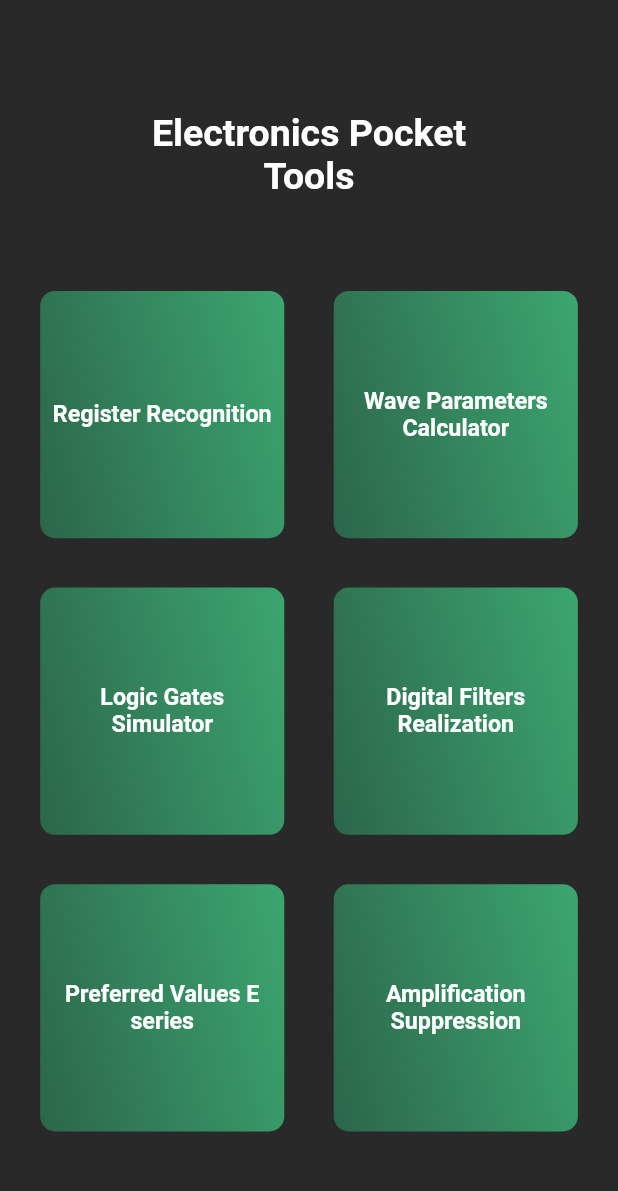
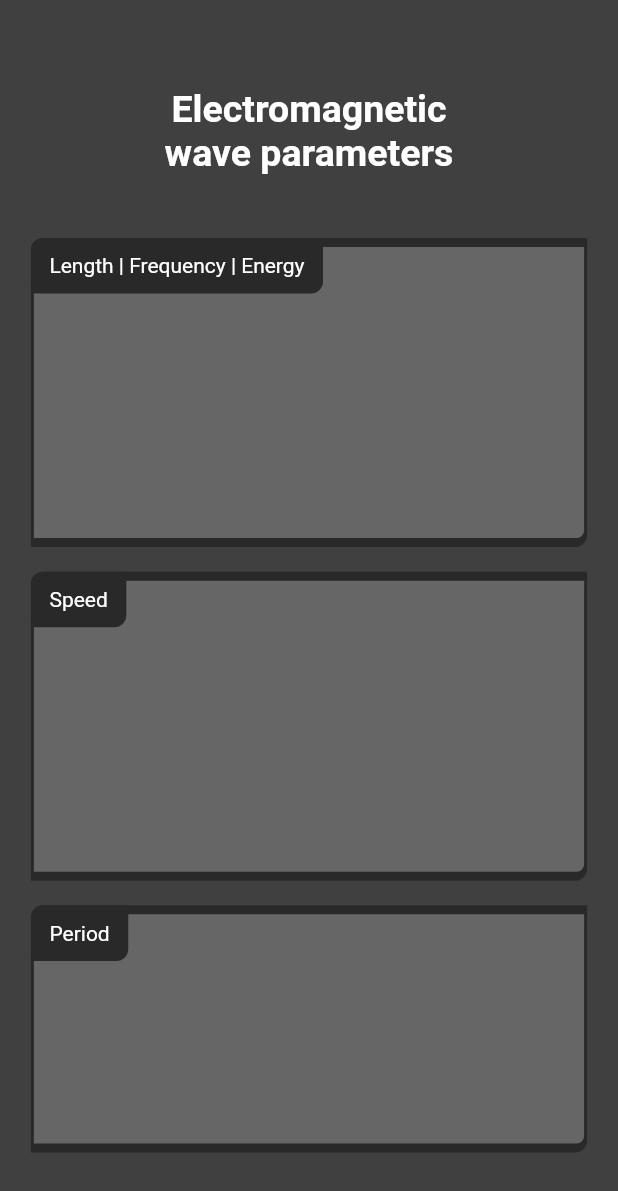
Before and after one commit to Pumaxx/ElectronicsPocketTools-Flutter, a Flutter app: the screen it shows after launch, on a phone screen of 412 x 824 dp. Shown: the top 1191 px of the screen. Run offline on Flutter 3.47's test engine with Material 2 defaults, Android fonts, the light colour scheme and no system bars; drawn by our look-alikes of auto_size_text.

Commit message:
UI Refactor
- added responsive font size
- added tool container Class
- added tool container title Class
- organised structure of UI
- added Electromagnetic wave parameters UI base

```diff
--- a/lib/colors.dart
+++ b/lib/UI/UI_recorces/colors.dart
@@ -10,7 +10,7 @@ class CustomColors {
   final containerResult = const Color(0xFF2baf6c);
   final containerResultOutput = const Color(0xFF40b77b);
   final buttonColor = const Color(0xFF228c56);
-  final backgroundFragment = const Color(0xFF404040);
+  final backgroundTool = const Color(0xFF404040);
 
   final buttonGradienStart = const Color(0xFF2c664a);
   final buttonGradienEnd = const Color(0xFF40b77b);
--- /dev/null
+++ b/lib/UI/UI_recorces/tool_containers.dart
@@ -0,0 +1,68 @@
+import 'package:flutter/material.dart';
+import 'package:auto_size_text/auto_size_text.dart';
+
+import '../../main_menu.dart';
+
+class TollContainer extends StatelessWidget {
+  final double? height;
+  final double? width;
+  final Widget? child;
+
+  const TollContainer(
+      {Key? key, @required this.height, @required this.width, this.child})
+      : super(key: key);
+
+  @override
+  Widget build(BuildContext context) {
+    return Container(
+      height: height,
+      width: width,
+      decoration: BoxDecoration(
+        color: customColors.main,
+        borderRadius: const BorderRadius.only(
+            topLeft: Radius.circular(8.0), bottomRight: Radius.circular(8.0)),
+      ),
+      child: Container(
+        margin: const EdgeInsets.symmetric(horizontal: 2.0, vertical: 6.0),
+        decoration: BoxDecoration(
+          color: customColors.secondary,
+          borderRadius: const BorderRadius.only(
+              topLeft: Radius.circular(5.0), bottomRight: Radius.circular(5.0)),
+        ),
+        child: child,
+      ),
+    );
+  }
+}
+
+class TollContainerTitleBar extends StatelessWidget {
+  const TollContainerTitleBar(
+      {@required this.title,
+      @required this.screenHeight,
+      @required this.screenWidth,
+      super.key});
+  final String? title;
+  final double? screenHeight;
+  final double? screenWidth;
+
+  @override
+  Widget build(BuildContext context) {
+    return Container(
+      height: screenHeight! * 0.045,
+      decoration: BoxDecoration(
+        color: customColors.main,
+        borderRadius: const BorderRadius.only(
+            topLeft: Radius.circular(8.0), bottomRight: Radius.circular(8.0)),
+      ),
+      child: Center(
+        child: Padding(
+          padding: EdgeInsets.symmetric(horizontal: screenWidth! * 0.03),
+          child: AutoSizeText(
+            title!,
+            maxLines: 1,
+          ),
+        ),
+      ),
+    );
+  }
+}
--- a/lib/home_page.dart
+++ b/lib/UI/home_page.dart
@@ -1,58 +1,5 @@
 import 'package:flutter/material.dart';
-import 'main_menu.dart';
-
-class MenuButton extends StatefulWidget {
-  final String? buttonText;
-  final double? screenHeight;
-  final double? screenWidth;
-  const MenuButton(
-      {Key? key,
-      @required this.buttonText,
-      @required this.screenHeight,
-      @required this.screenWidth})
-      : super(key: key);
-
-  @override
-  State<MenuButton> createState() => _MenuButtonState();
-}
-
-class _MenuButtonState extends State<MenuButton> {
-  @override
-  Widget build(BuildContext context) {
-    return Container(
-      height: widget.screenHeight! * 0.2,
-      width: widget.screenHeight! * 0.2,
-      decoration: BoxDecoration(
-        borderRadius: const BorderRadius.all(Radius.circular(10.0)),
-        gradient: LinearGradient(
-          begin: Alignment.bottomLeft,
-          end: const Alignment(2.0, 0.2),
-          colors: [
-            customColors.buttonGradienStart,
-            customColors.buttonGradienEnd,
-          ],
-        ),
-      ),
-      child: TextButton(
-        onPressed: () {},
-        style: ElevatedButton.styleFrom(
-          backgroundColor: Colors.transparent,
-          foregroundColor: Colors.white,
-          textStyle: const TextStyle(
-            fontSize: 15.5,
-            fontWeight: FontWeight.bold,
-          ),
-        ),
-        child: Flexible(
-          child: Text(
-            widget.buttonText!,
-            textAlign: TextAlign.center,
-          ),
-        ),
-      ),
-    );
-  }
-}
+import '../main_menu.dart';
 
 class HomePage extends StatefulWidget {
   const HomePage({super.key});
@@ -78,9 +25,9 @@ class _HomePageState extends State<HomePage> {
             SizedBox(height: screenHeight * 0.09),
             Row(
               children: [
-                const Expanded(child: SizedBox()),
+                SizedBox(width: screenWidth * 0.25),
                 SizedBox(
-                  width: screenWidth * 0.53,
+                  width: screenWidth * 0.5,
                   child: const Center(
                     child: Text(
                       "Electronics Pocket Tools",
@@ -92,7 +39,7 @@ class _HomePageState extends State<HomePage> {
                     ),
                   ),
                 ),
-                const Expanded(child: SizedBox()),
+                SizedBox(width: screenWidth * 0.25),
               ],
             ),
             SizedBox(height: screenHeight * 0.075),
@@ -153,3 +100,56 @@ class _HomePageState extends State<HomePage> {
     );
   }
 }
+
+class MenuButton extends StatefulWidget {
+  final String? buttonText;
+  final double? screenHeight;
+  final double? screenWidth;
+  const MenuButton(
+      {Key? key,
+      @required this.buttonText,
+      @required this.screenHeight,
+      @required this.screenWidth})
+      : super(key: key);
+
+  @override
+  State<MenuButton> createState() => _MenuButtonState();
+}
+
+class _MenuButtonState extends State<MenuButton> {
+  @override
+  Widget build(BuildContext context) {
+    return Container(
+      height: widget.screenHeight! * 0.2,
+      width: widget.screenHeight! * 0.2,
+      decoration: BoxDecoration(
+        borderRadius: const BorderRadius.all(Radius.circular(10.0)),
+        gradient: LinearGradient(
+          begin: Alignment.bottomLeft,
+          end: const Alignment(2.0, 0.2),
+          colors: [
+            customColors.buttonGradienStart,
+            customColors.buttonGradienEnd,
+          ],
+        ),
+      ),
+      child: TextButton(
+        onPressed: () {},
+        style: ElevatedButton.styleFrom(
+          backgroundColor: Colors.transparent,
+          foregroundColor: Colors.white,
+          textStyle: const TextStyle(
+            fontSize: 15.5,
+            fontWeight: FontWeight.bold,
+          ),
+        ),
+        child: Flexible(
+          child: Text(
+            widget.buttonText!,
+            textAlign: TextAlign.center,
+          ),
+        ),
+      ),
+    );
+  }
+}
--- /dev/null
+++ b/lib/UI/wave_calculator.dart
@@ -0,0 +1,107 @@
+import 'package:electronic_packet_tools/main_menu.dart';
+import 'package:flutter/material.dart';
+import 'package:auto_size_text/auto_size_text.dart';
+
+import 'UI_recorces/tool_containers.dart';
+
+class WaveCalculatorPage extends StatefulWidget {
+  const WaveCalculatorPage({super.key});
+
+  @override
+  State<WaveCalculatorPage> createState() => _WaveCalculatorPageState();
+}
+
+class _WaveCalculatorPageState extends State<WaveCalculatorPage> {
+  @override
+  Widget build(BuildContext context) {
+    final double statusBarHeight = MediaQuery.of(context).padding.top;
+    final double screenHeight =
+        MediaQuery.of(context).size.height - statusBarHeight;
+    final double screenWidth = MediaQuery.of(context).size.width;
+
+    return Scaffold(
+      backgroundColor: customColors.backgroundTool,
+      body: SafeArea(
+        top: true,
+        child: ListView(
+          children: [
+            SizedBox(height: screenHeight * 0.07),
+            SizedBox(
+              height: screenHeight * 0.0725,
+              child: Row(
+                children: [
+                  SizedBox(width: screenWidth * 0.2),
+                  SizedBox(
+                    width: screenWidth * 0.6,
+                    child: const Center(
+                      child: AutoSizeText(
+                        'Electromagnetic wave parameters',
+                        textAlign: TextAlign.center,
+                        style: TextStyle(
+                          fontWeight: FontWeight.bold,
+                          fontSize: 25.0,
+                        ),
+                        maxLines: 2,
+                      ),
+                    ),
+                  ),
+                  SizedBox(width: screenWidth * 0.2),
+                ],
+              ),
+            ),
+            SizedBox(height: screenHeight * 0.05),
+            Row(
+              children: [
+                SizedBox(width: screenWidth * 0.05),
+                Column(
+                  children: [
+                    Stack(
+                      children: [
+                        TollContainer(
+                          height: screenHeight * 0.25,
+                          width: screenWidth * 0.9,
+                        ),
+                        TollContainerTitleBar(
+                            title: "Length | Frequency | Energy",
+                            screenWidth: screenWidth,
+                            screenHeight: screenHeight),
+                      ],
+                    ),
+                    SizedBox(height: screenHeight * 0.02),
+                    Stack(
+                      children: [
+                        TollContainer(
+                          height: screenHeight * 0.25,
+                          width: screenWidth * 0.9,
+                        ),
+                        TollContainerTitleBar(
+                            title: "Speed",
+                            screenWidth: screenWidth,
+                            screenHeight: screenHeight),
+                      ],
+                    ),
+                    SizedBox(height: screenHeight * 0.02),
+                    Stack(
+                      children: [
+                        TollContainer(
+                          height: screenHeight * 0.2,
+                          width: screenWidth * 0.9,
+                        ),
+                        TollContainerTitleBar(
+                            title: "Period",
+                            screenWidth: screenWidth,
+                            screenHeight: screenHeight),
+                      ],
+                    ),
+                  ],
+                ),
+                SizedBox(width: screenWidth * 0.05),
+              ],
+            ),
+            SizedBox(height: screenHeight * 0.065),
+          ],
+        ),
+      ),
+    );
+  }
+}
--- a/lib/main_menu.dart
+++ b/lib/main_menu.dart
@@ -1,24 +1,8 @@
+import 'package:electronic_packet_tools/UI/wave_calculator.dart';
 import 'package:flutter/material.dart';
-import 'colors.dart';
-import 'home_page.dart';
+import 'UI/UI_recorces/colors.dart';
 
 const customColors = CustomColors();
-
-class ScreenSize extends StatelessWidget {
-  ScreenSize({super.key});
-
-  double? statusBarHeight;
-  double? screenHeight;
-  double? screenWidth;
-
-  @override
-  Widget build(BuildContext context) {
-    statusBarHeight = MediaQuery.of(context).padding.top;
-    screenHeight = MediaQuery.of(context).size.height - statusBarHeight!;
-    screenWidth = MediaQuery.of(context).size.width;
-    return const Scaffold();
-  }
-}
 
 void main() {
   runApp(const ElectronicsPocketTools());
@@ -30,7 +14,7 @@ class ElectronicsPocketTools extends StatelessWidget {
   @override
   Widget build(BuildContext context) {
     return MaterialApp(
-      home: const HomePage(),
+      home: const WaveCalculatorPage(),
       debugShowCheckedModeBanner: false,
       theme: ThemeData.dark(),
     );
--- a/pubspec.yaml
+++ b/pubspec.yaml
@@ -35,6 +35,7 @@ dependencies:
   # The following adds the Cupertino Icons font to your application.
   # Use with the CupertinoIcons class for iOS style icons.
   cupertino_icons: ^1.0.2
+  auto_size_text: ^3.0.0
 
 dev_dependencies:
   flutter_test:
```
Also changed, not shown: lib/UI/amplification_suppression.dart (added), lib/UI/digital_filters.dart (added), lib/UI/logic_gates.dart (added), lib/UI/preferred_values.dart (added), lib/UI/resistor_recognition.dart (added), lib/wave_calculator.dart (deleted), pubspec.lock.
